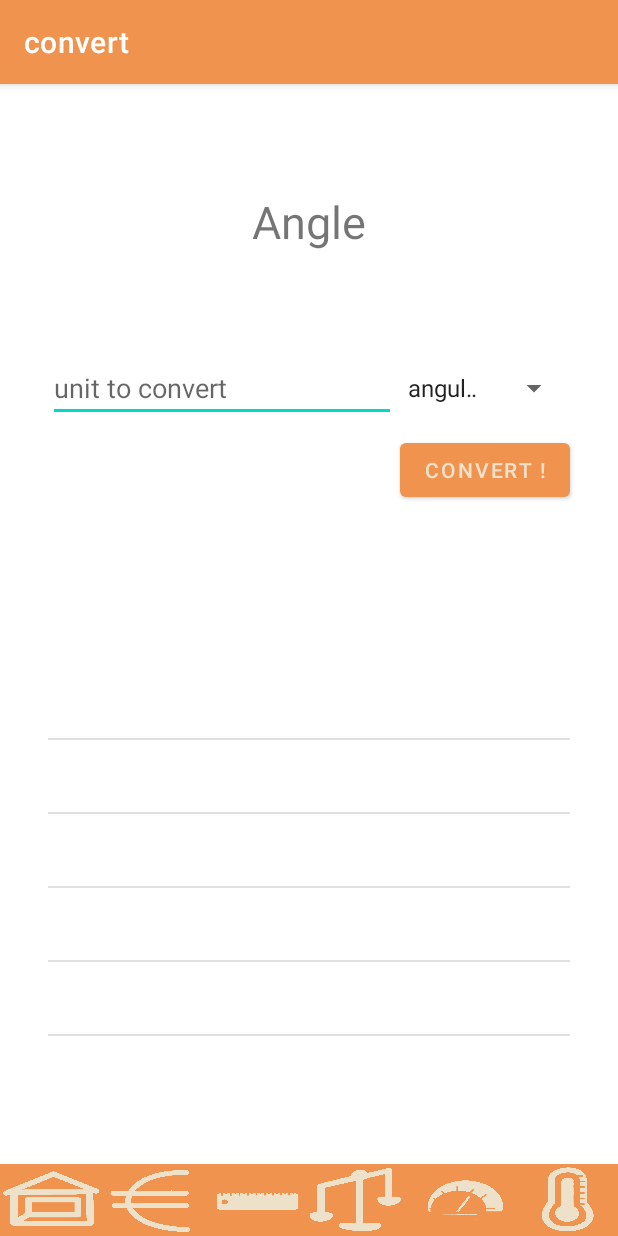
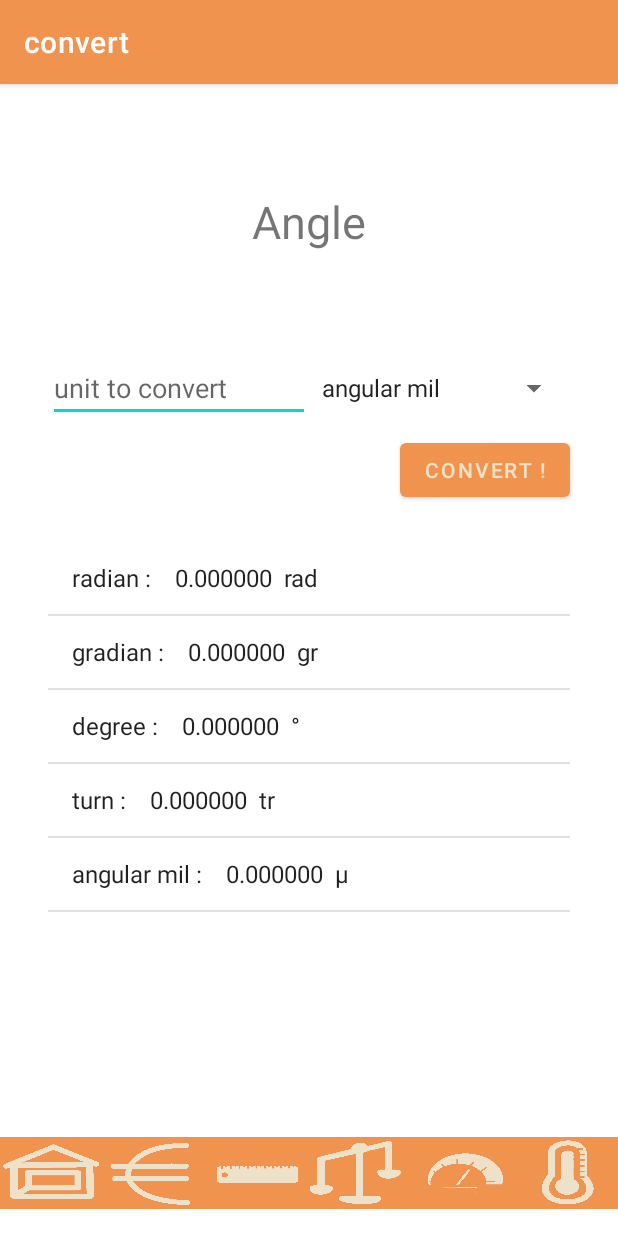
Before and after one commit to joebartym/converteur_prjct, an Android app: the Angle screen opened directly, with no data from a screen before it, after a tap on "CONVERT !", on a phone screen of 412 x 824 dp. Run offline under Robolectric (Android 15) with nearby library versions, the phone set to English and light mode, and no system bars.

Commit message:
Add files via upload

```diff
--- a/convert/app/src/main/java/com/example/convert/convert_activities/Angle.java
+++ b/convert/app/src/main/java/com/example/convert/convert_activities/Angle.java
@@ -4,6 +4,7 @@ import androidx.appcompat.app.AppCompatActivity;
 
 import android.content.Intent;
 import android.os.Bundle;
+import android.sax.TextElementListener;
 import android.view.View;
 import android.widget.AdapterView;
 import android.widget.ArrayAdapter;
@@ -34,27 +35,30 @@ public class Angle extends AppCompatActivity implements AdapterView.OnItemSelect
 
 
 
-
+ // SPINNER
         Spinner angle_spn = findViewById(R.id.angle_unit_1);
         ArrayAdapter<CharSequence> adapter = ArrayAdapter.createFromResource(this,R.array.angle_spinner, android.R.layout.simple_spinner_item);
         adapter.setDropDownViewResource(android.R.layout.simple_spinner_dropdown_item);
         angle_spn.setAdapter(adapter);
         spinner_values = angular_mil;
 
+// BUTTON
+
         EditText nb_to_convert = findViewById(R.id.angle_input);
-
 
         Button convert_btn = findViewById(R.id.conv_a_btn);
         convert_btn.setOnClickListener((v) -> {
             Double my_unit = 0.0;
-            String tmp_radian,tmp_degree,tmp_gradian,tmp_turn,tmp_angular_mil;
-            Double tmp_nb = Double.parseDouble(nb_to_convert.toString());
-
+            String tmp_radian,tmp_degree,tmp_gradian,tmp_turn,tmp_angular_mil; Double tmp_nb;
+            try {
+                tmp_nb = Double.parseDouble(nb_to_convert.getText().toString());
+            }catch (Exception e){
+                tmp_nb = 0.0;
+            }
 
 
             Double pi  = Math.PI;
             // first step, all convert to one unit : the turn
-
             if (spinner_values.equals(getString(R.string.radian))){
                 my_unit = tmp_nb /(2 * pi);
             }else if (spinner_values.equals( getString(R.string.gradian))){
@@ -66,10 +70,9 @@ public class Angle extends AppCompatActivity implements AdapterView.OnItemSelect
             }else if (spinner_values.equals(getString(R.string.turn))){
                 my_unit = tmp_nb;
             }
-            my_unit = my_unit %1; // because an angle is periodique
+            my_unit = my_unit %1; // because an angle is periodic
 
             //second step : translation of all unit create all element
-
             tmp_radian = elem.getElem(my_unit * 2 * pi,getString(R.string.radian),getString(R.string.smb_radian));
             tmp_gradian = elem.getElem(my_unit * 400,getString(R.string.gradian),getString(R.string.smb_gradian));
             tmp_degree = elem.getElem(my_unit * 360,getString(R.string.degree),getString(R.string.smb_degree));
@@ -135,6 +138,7 @@ public class Angle extends AppCompatActivity implements AdapterView.OnItemSelect
     @Override
     public void onItemSelected(AdapterView<?> parent, View view, int position, long id) {
         spinner_values = parent.getItemAtPosition(position).toString();
+        ;
     }
 
     @Override
--- a/convert/app/src/main/java/com/example/convert/convert_activities/Z_elem_list_creator.java
+++ b/convert/app/src/main/java/com/example/convert/convert_activities/Z_elem_list_creator.java
@@ -9,7 +9,7 @@ public class Z_elem_list_creator {
 
     String getElem(double value,String unite, String symbol){ // this class is just to have a fonction where we want
         String elem = "";
-        String.format(elem,"%s :    %f  %s",unite,value,symbol);
+        elem = String.format("%s :    %f  %s",unite,value,symbol);
         return elem;
     }
 }
--- a/convert/app/src/main/res/layout/activity_angle.xml
+++ b/convert/app/src/main/res/layout/activity_angle.xml
@@ -10,12 +10,14 @@
         android:id="@+id/bottom_button"
         android:layout_width="wrap_content"
         android:layout_height="wrap_content"
+        android:layout_marginTop="378dp"
         android:background="@color/orange_1"
         android:orientation="horizontal"
         android:visibility="visible"
         app:layout_constraintBottom_toBottomOf="parent"
         app:layout_constraintEnd_toEndOf="parent"
-        app:layout_constraintStart_toStartOf="parent">
+        app:layout_constraintStart_toStartOf="parent"
+        app:layout_constraintTop_toTopOf="@+id/list_angle">
 
         <Button
             android:id="@+id/home_btn"
@@ -89,14 +91,14 @@
 
         <EditText
             android:id="@+id/angle_input"
-            android:layout_width="match_parent"
+            android:layout_width="262dp"
             android:layout_height="wrap_content"
             android:layout_weight="1"
             android:autofillHints=""
             android:ems="10"
             android:enabled="true"
             android:hint="@string/unit_1"
-            android:inputType="numberSigned" />
+            android:inputType="numberDecimal" />
 
         <Spinner
             android:id="@+id/angle_unit_1"
@@ -128,15 +130,16 @@
     <ListView
         android:id="@+id/list_angle"
         android:layout_width="0dp"
-        android:layout_height="249dp"
+        android:layout_height="0dp"
         android:layout_marginStart="32dp"
         android:layout_marginLeft="32dp"
-        android:layout_marginTop="40dp"
+        android:layout_marginTop="80dp"
         android:layout_marginEnd="32dp"
         android:layout_marginRight="32dp"
-        android:layout_marginBottom="16dp"
-        app:layout_constraintBottom_toTopOf="@+id/bottom_button"
+        android:layout_marginBottom="80dp"
+        app:layout_constraintBottom_toBottomOf="parent"
         app:layout_constraintEnd_toEndOf="parent"
         app:layout_constraintStart_toStartOf="parent"
-        app:layout_constraintTop_toBottomOf="@+id/conv_a_btn" />
+        app:layout_constraintTop_toBottomOf="@+id/layout_u1" />
+
 </androidx.constraintlayout.widget.ConstraintLayout>
```
